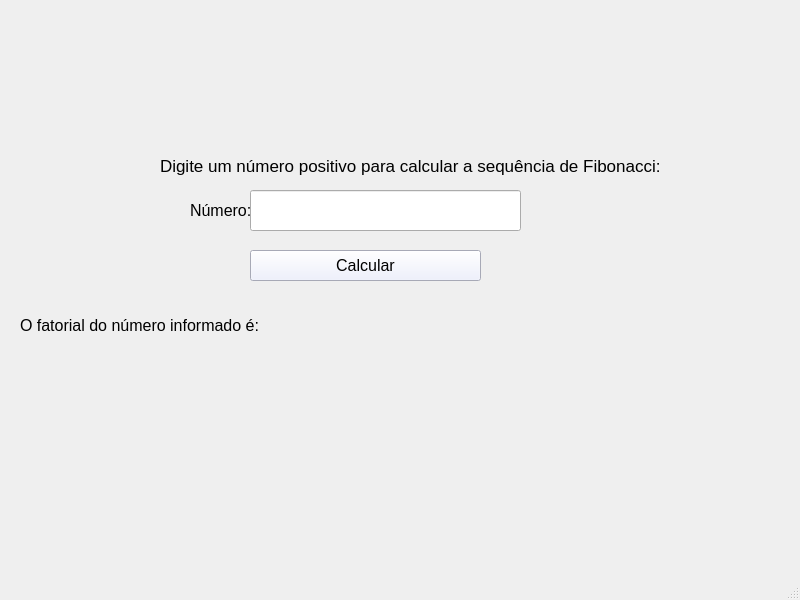
Qt form ex.04_lista_exercicio/exercicio04.ui (KauaOSantos/Qt_Design) before a commit.
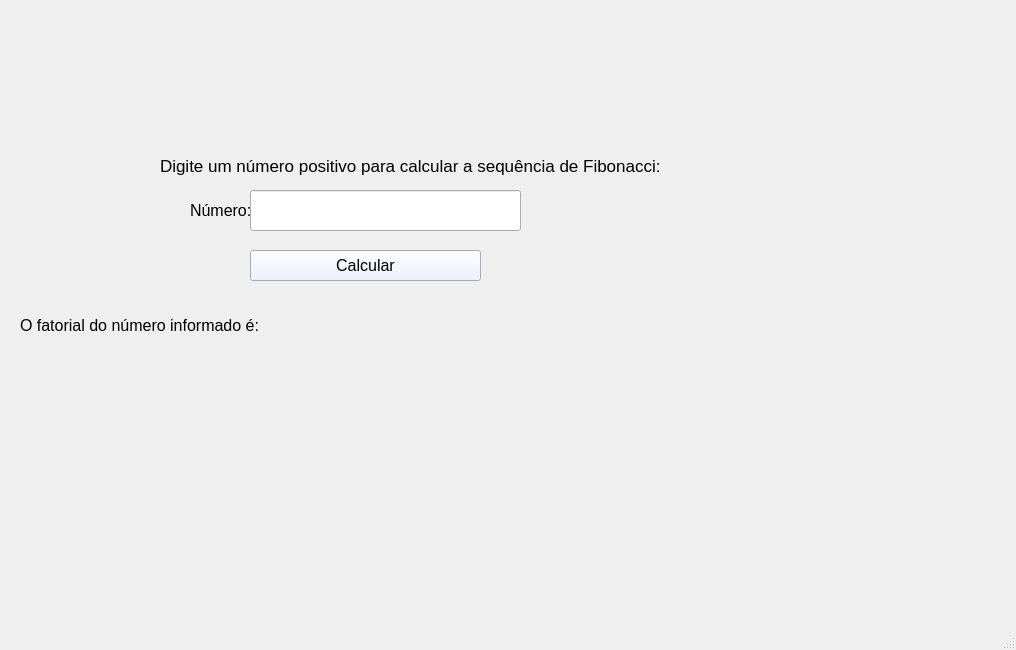
The same form after that commit.

What changed in the file:
```diff
--- a/ex.04_lista_exercicio/exercicio04.ui
+++ b/ex.04_lista_exercicio/exercicio04.ui
@@ -6,8 +6,8 @@
    <rect>
     <x>0</x>
     <y>0</y>
-    <width>800</width>
-    <height>600</height>
+    <width>1016</width>
+    <height>650</height>
    </rect>
   </property>
   <property name="windowTitle">
```
Left out of the diff: 2 changed lines with no effect on the pictures.
